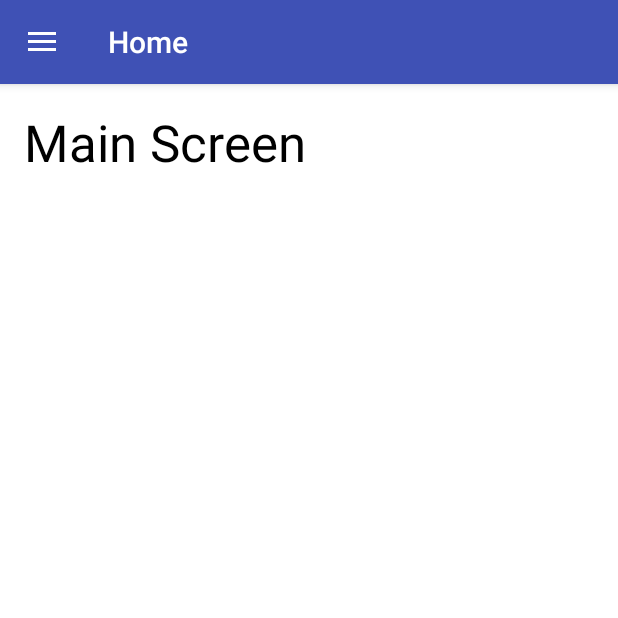
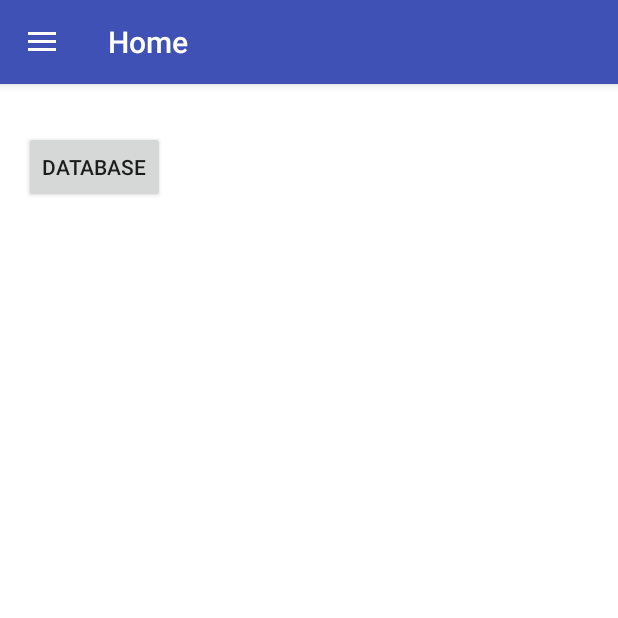
Before and after one commit to YBU2016/NavigationAVM, an Android app: the Fragment1 screen opened directly, with no data from a screen before it, on a phone screen of 412 x 824 dp, the top half of it. Run offline under Robolectric (Android 15) with nearby library versions, the phone set to English and light mode, and no system bars.

Commit message:
In this commit, Two table and Database is established. Factory Method Design Pattern is used. So code management is easier.

```diff
--- a/NavigationAVM/app/src/main/java/com/example/Fragments/Fragment1.java
+++ b/NavigationAVM/app/src/main/java/com/example/Fragments/Fragment1.java
@@ -1,21 +1,36 @@
 package com.example.Fragments;
 
+import android.content.Intent;
 import android.os.Bundle;
 import android.support.v4.app.Fragment;
 import android.view.LayoutInflater;
 import android.view.View;
 import android.view.ViewGroup;
+import android.widget.Button;
 
+import com.example.omur.navigationavm.DatabaseScreen;
+import com.example.omur.navigationavm.LoginScreen;
 import com.example.omur.navigationavm.R;
 
 
-public class Fragment1 extends Fragment {
+public class Fragment1 extends Fragment
+{
+    Button goDatabaseButton;
+
 
     @Override
     public View onCreateView(LayoutInflater inflater, ViewGroup container, Bundle savedInstanceState) {
 
         View v = inflater.inflate(R.layout.fragment1,container , false);
 
+        goDatabaseButton = (Button) v.findViewById(R.id.AddData);
+        goDatabaseButton.setOnClickListener(new View.OnClickListener() {
+            @Override
+            public void onClick(View v) {
+                Intent intent = new Intent(getActivity(), DatabaseScreen.class);
+                startActivity(intent);
+            }
+        });
 
         return v;
     }
--- a/NavigationAVM/app/src/main/java/com/example/omur/navigationavm/MainPage.java
+++ b/NavigationAVM/app/src/main/java/com/example/omur/navigationavm/MainPage.java
@@ -1,5 +1,13 @@
 package com.example.omur.navigationavm;
 
+import android.content.BroadcastReceiver;
+import android.content.Context;
+import android.content.Intent;
+import android.content.IntentFilter;
+import android.content.SharedPreferences;
+import android.net.wifi.ScanResult;
+import android.net.wifi.WifiManager;
+import android.preference.PreferenceManager;
 import android.support.v4.app.Fragment;
 import android.support.v4.widget.DrawerLayout;
 import android.support.v7.app.ActionBarDrawerToggle;
@@ -11,6 +19,7 @@ import android.widget.AdapterView;
 import android.widget.ListView;
 import android.widget.RelativeLayout;
 import android.support.v4.app.FragmentManager;
+import android.widget.TextView;
 
 
 import com.example.Adapters.NavListAdapter;
@@ -20,10 +29,19 @@ import com.example.DrawerFragments.fragment_settings;
 import com.example.models.NavItem;
 
 import java.util.ArrayList;
+import java.util.Iterator;
 import java.util.List;
+import java.util.Map;
+import java.util.TreeMap;
 
-public class MainPage extends AppCompatActivity {
+public class MainPage extends AppCompatActivity
+{
+    public static TreeMap<Double, String> FiveOfResultMap = new TreeMap<Double, String>();
+    public static WifiManager wifi;
+    public static List<ScanResult> results;
+    Context context = this;
 
+    TextView textView;
     DrawerLayout drawerLayout ;
     RelativeLayout drawerPane ;
     ListView lstNav ;
@@ -32,6 +50,11 @@ public class MainPage extends AppCompatActivity {
     List<Fragment> listfragment ;
 
     ActionBarDrawerToggle actionBarDrawerToggle ;
+
+    public double calculateDistance(double levelInDb, double freqInMHz){
+        double exp = (27.55 - (20 * Math.log10(freqInMHz)) + Math.abs(levelInDb)) / 20.0;
+        return Math.pow(10.0, exp);
+    }
 
     @Override
     protected void onCreate(Bundle savedInstanceState) {
@@ -65,7 +88,7 @@ public class MainPage extends AppCompatActivity {
         listfragment.add(new fragment_about()) ;
 
         // ilk fragmentı default olarak ayarlıyoruz
-       FragmentManager fragmentManager = getSupportFragmentManager() ;
+       final FragmentManager fragmentManager = getSupportFragmentManager() ;
         fragmentManager.beginTransaction().replace(R.id.main_content,listfragment.get(0)).commit() ;
 
         setTitle(listnavitem.get(0).getTitle());
@@ -112,6 +135,68 @@ public class MainPage extends AppCompatActivity {
 
         drawerLayout.addDrawerListener(actionBarDrawerToggle);
 
+
+
+        /**
+         * Scanning Wifi code, Starting here.
+         */
+        wifi = (WifiManager) getSystemService(Context.WIFI_SERVICE);
+        registerReceiver(new BroadcastReceiver() {
+
+            @Override
+            public void onReceive(Context c, Intent intent) {
+                results = wifi.getScanResults();
+                TreeMap resultMap = new TreeMap<>();
+
+                /**
+                 * This loop is the most important part of the project.
+                 * We send Signal Level and Signal Frequency to calculateDistance method.
+                 * The calculated distance and MAC adress of modem will be recorded to (TreeMap)resultMap.
+                 */
+                for (ScanResult s : results) {
+                    resultMap.put(calculateDistance(s.level, s.frequency), s.BSSID);
+                }
+
+                /**
+                 * Here we got the 5 nearest modems from resultMap. FiveOfResultMap is also a TreeMap
+                 */
+                int count = 0;
+                Iterator<Map.Entry<Double, String>> entries = resultMap.entrySet().iterator();
+                while(entries.hasNext())
+                {
+                    Map.Entry<Double, String> entry = entries.next();
+                    if(count > 4) break;
+                    FiveOfResultMap.put(entry.getKey(), entry.getValue());
+                    count++;
+                }
+
+
+
+                if(FiveOfResultMap.size() > 0)
+                {
+                    SharedPreferences preferences = PreferenceManager.getDefaultSharedPreferences(getApplicationContext());
+                    SharedPreferences.Editor editor = preferences.edit();
+
+                    for (Map.Entry entryMap : FiveOfResultMap.entrySet())
+                        editor.putString(entryMap.getKey().toString(), entryMap.getValue().toString());
+                        editor.commit();
+
+                    /**
+                     * This part is finding zone. We sent nearest 5 modems to Area Class.
+                     * In this class, we have several operations.
+                     */
+                    Area areaClass = new Area(context);
+                    areaClass.findZone(FiveOfResultMap);
+                }
+
+            }
+        }, new IntentFilter(WifiManager.SCAN_RESULTS_AVAILABLE_ACTION));
+
+        wifi.startScan();
+        /**
+         * Wifi scan code finishes Here
+         */
+
     }
 
     @Override
--- a/NavigationAVM/app/src/main/res/layout/fragment1.xml
+++ b/NavigationAVM/app/src/main/res/layout/fragment1.xml
@@ -4,11 +4,10 @@
     android:layout_height="match_parent"
     android:background="#ffffff">
 
-    <TextView
+    <Button
         android:layout_width="wrap_content"
         android:layout_height="wrap_content"
-        android:text="Main Screen"
-        android:textColor="#000000"
-        android:textSize="34dp"
-        android:id="@+id/textView1" />
+        android:text="Database"
+        android:id="@+id/AddData"
+        android:layout_marginTop="15dp" />
 </LinearLayout>
--- a/NavigationAVM/app/src/main/res/values/strings.xml
+++ b/NavigationAVM/app/src/main/res/values/strings.xml
@@ -2,5 +2,6 @@
     <string name="app_name">NavigationAVM</string>
     <string name="drawer_opened">Drawer Opened</string>
     <string name="drawer_closed">Drawer Closed</string>
+    <string name="mytextview">myTextView</string>
 
 </resources>
--- a/NavigationAVM/build.gradle
+++ b/NavigationAVM/build.gradle
@@ -5,7 +5,7 @@ buildscript {
         jcenter()
     }
     dependencies {
-        classpath 'com.android.tools.build:gradle:1.5.0'
+        classpath 'com.android.tools.build:gradle:2.1.0-rc1'
 
         // NOTE: Do not place your application dependencies here; they belong
         // in the individual module build.gradle files
```
Also changed, not shown: NavigationAVM/app/src/main/AndroidManifest.xml (+10 -0 lines), NavigationAVM/gradle/wrapper/gradle-wrapper.properties.
